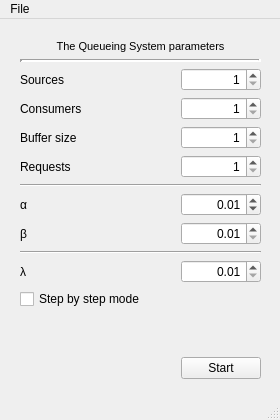
Old version of the form mainwindow.ui in the repository muzzy404/SMO-5sem.
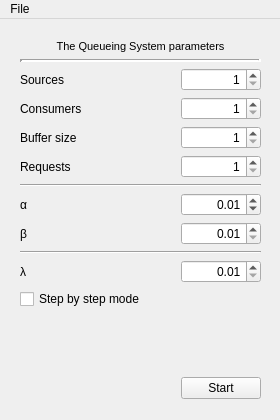
New version of the form.

```diff
--- a/mainwindow.ui
+++ b/mainwindow.ui
@@ -38,7 +38,7 @@
       <x>10</x>
       <y>10</y>
       <width>261</width>
-      <height>361</height>
+      <height>381</height>
      </rect>
     </property>
     <layout class="QGridLayout" name="gridLayout">
@@ -336,7 +336,6 @@
     </layout>
    </widget>
   </widget>
-  <widget class="QStatusBar" name="statusBar"/>
   <widget class="QMenuBar" name="menuBar">
    <property name="geometry">
     <rect>
```
Left out of the diff: 6 changed lines with no effect on the pictures.
